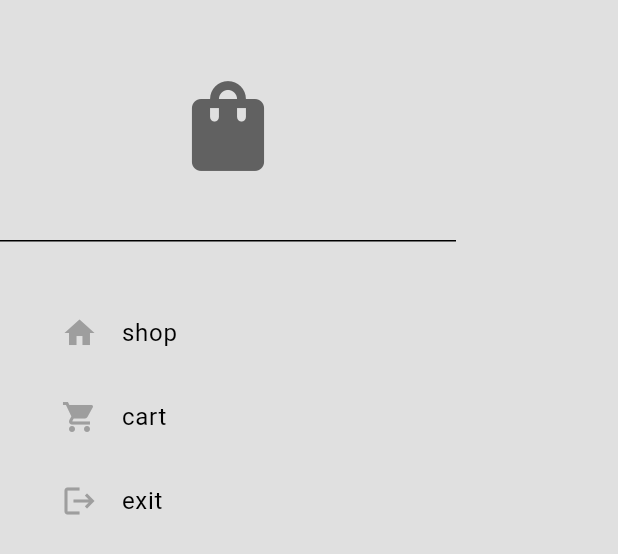
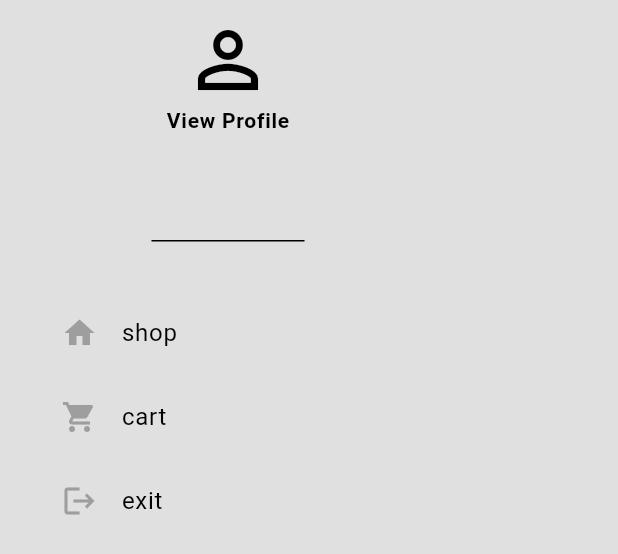
Before and after one commit to Abemchegen/onlineshop, a Flutter app: the MyDrawer widget shown alone on an empty page, opened directly, on a phone screen of 412 x 824 dp. Shown: the top 554 px of the screen. Run offline on Flutter 3.47's test engine with Material 3 defaults, Android fonts, the phone set to English and light mode, and no system bars.

Commit message:
added profile page

```diff
--- a/lib/components/my_drawer.dart
+++ b/lib/components/my_drawer.dart
@@ -9,16 +9,35 @@ class MyDrawer extends StatelessWidget {
     return Drawer(
         backgroundColor: Theme.of(context).colorScheme.surface,
         child: Column(
-          // mainAxisAlignment: MainAxisAlignment.spaceBetween,
           children: [
-            // drawer header: logo
-
+            // Profile image as button
             DrawerHeader(
-              child: Center(
-                child: Icon(
-                  Icons.shopping_bag,
-                  size: 72,
-                  color: Theme.of(context).colorScheme.inversePrimary,
+              padding: EdgeInsets.all(10), // Reduced padding
+              child: SizedBox(
+                height: 100,
+                child: GestureDetector(
+                  onTap: () {
+                    Navigator.pop(context);
+                    Navigator.pushNamed(context, "/profile_page");
+                  },
+                  child: Column(
+                    children: [
+                      Icon(
+                        Icons.person_outline,
+                        size: 60,
+                        color: Theme.of(context).colorScheme.onSurface,
+                      ),
+                      const SizedBox(width: 10),
+                      // Profile text
+                      const Text(
+                        "View Profile",
+                        style: TextStyle(
+                          fontWeight: FontWeight.bold,
+                          fontSize: 14,
+                        ),
+                      ),
+                    ],
+                  ),
                 ),
               ),
             ),
--- a/lib/main.dart
+++ b/lib/main.dart
@@ -1,7 +1,9 @@
 import 'package:flutter/material.dart';
 import 'package:onlineshop/models/catagory.dart';
+import 'package:onlineshop/models/profile.dart';
 import 'package:onlineshop/pages/cart_page.dart';
 import 'package:onlineshop/pages/intro_page.dart';
+import 'package:onlineshop/pages/profile_page.dart';
 import 'package:onlineshop/pages/shop_page.dart';
 import 'package:onlineshop/pages/signup_page.dart';
 import 'package:onlineshop/theme/light_mode.dart';
@@ -12,7 +14,8 @@ void main() {
   runApp(MultiProvider(
     providers: [
       ChangeNotifierProvider(create: (context) => Shop()),
-      ChangeNotifierProvider(create: (context) => CategoryProvider()),
+      ChangeNotifierProvider(create: (context) => Category()),
+      ChangeNotifierProvider(create: (context) => Profile()),
     ],
     child: const MyApp(),
   ));
@@ -32,6 +35,7 @@ class MyApp extends StatelessWidget {
         '/shop_page': (context) => const ShopPage(),
         '/cart_page': (context) => const CartPage(),
         '/signup_page': (context) => const SignUpPage(),
+        '/profile_page': (context) => const ProfilePage(),
       },
     );
   }
--- a/lib/models/catagory.dart
+++ b/lib/models/catagory.dart
@@ -1,6 +1,6 @@
 import 'package:flutter/material.dart';
 
-class CategoryProvider extends ChangeNotifier {
+class Category extends ChangeNotifier {
   String _selectedCategory = "All";
 
   String get selectedCategory => _selectedCategory;
--- /dev/null
+++ b/lib/models/profile.dart
@@ -0,0 +1,17 @@
+import 'package:flutter/material.dart';
+
+class Profile extends ChangeNotifier {
+  // Profile data
+  String name = "John Doe";
+  String email = "johndoe@example.com";
+
+  void updateName(String newName) {
+    name = newName;
+    notifyListeners();
+  }
+
+  void updateEmail(String newEmail) {
+    email = newEmail;
+    notifyListeners();
+  }
+}
--- a/lib/pages/intro_page.dart
+++ b/lib/pages/intro_page.dart
@@ -52,7 +52,7 @@ class IntroPage extends StatelessWidget {
                       borderRadius: BorderRadius.circular(12),
                     ),
                     filled: true,
-                    fillColor: Theme.of(context).colorScheme.background,
+                    fillColor: Theme.of(context).colorScheme.surface,
                   ),
                 ),
               ),
@@ -70,7 +70,7 @@ class IntroPage extends StatelessWidget {
                       borderRadius: BorderRadius.circular(12),
                     ),
                     filled: true,
-                    fillColor: Theme.of(context).colorScheme.background,
+                    fillColor: Theme.of(context).colorScheme.surface,
                   ),
                 ),
               ),
--- a/lib/pages/shop_page.dart
+++ b/lib/pages/shop_page.dart
@@ -15,7 +15,7 @@ class ShopPage extends StatelessWidget {
     // access products in shop
 
     final products = context.watch<Shop>().shop;
-    final selectedCategory = context.watch<CategoryProvider>().selectedCategory;
+    final selectedCategory = context.watch<Category>().selectedCategory;
     final filteredProducts = selectedCategory == "All"
         ? products
         : products
--- a/pubspec.yaml
+++ b/pubspec.yaml
@@ -2,7 +2,7 @@ name: onlineshop
 description: "A new Flutter project."
 # The following line prevents the package from being accidentally published to
 # pub.dev using `flutter pub publish`. This is preferred for private packages.
-publish_to: 'none' # Remove this line if you wish to publish to pub.dev
+publish_to: "none" # Remove this line if you wish to publish to pub.dev
 
 # The following defines the version and build number for your application.
 # A version number is three numbers separated by dots, like 1.2.43
@@ -30,6 +30,7 @@ environment:
 dependencies:
   flutter:
     sdk: flutter
+  image_picker: ^1.1.2
 
   # The following adds the Cupertino Icons font to your application.
   # Use with the CupertinoIcons class for iOS style icons.
@@ -52,7 +53,6 @@ dev_dependencies:
 
 # The following section is specific to Flutter packages.
 flutter:
-
   # The following line ensures that the Material Icons font is
   # included with your application, so that you can use the icons in
   # the material Icons class.
```
Also changed, not shown: lib/components/my_catagory_slider.dart (+5 -8 lines), lib/pages/profile_page.dart (added, +109 -0 lines), lib/pages/signup_page.dart (+4 -4 lines), pubspec.lock.
